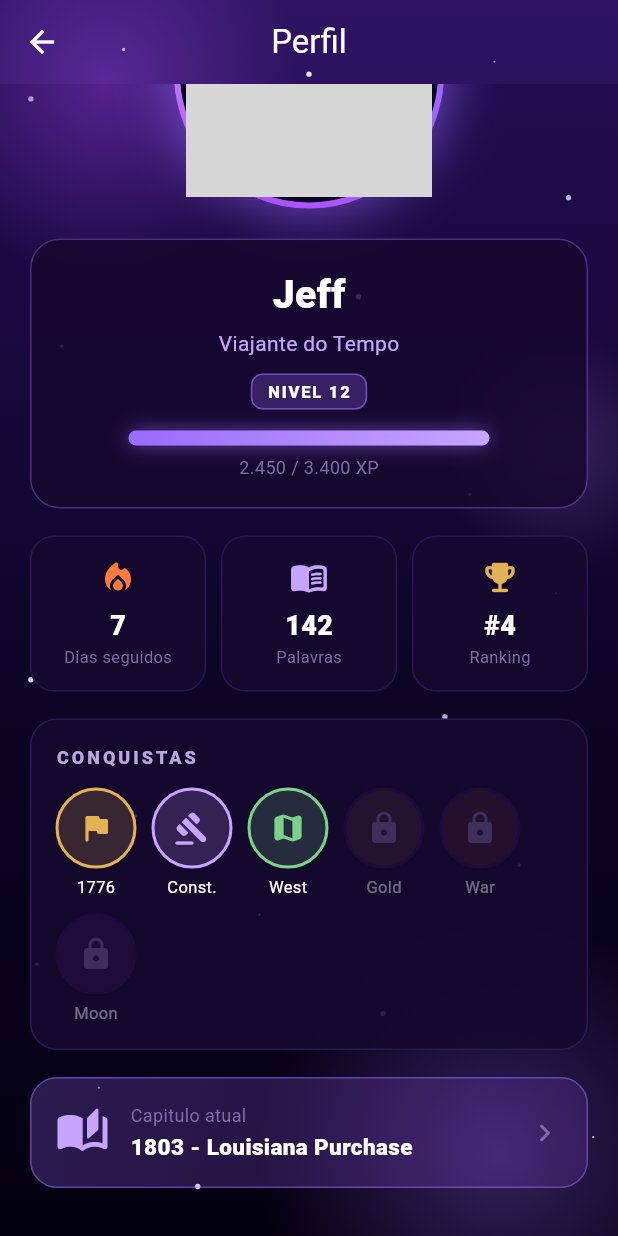
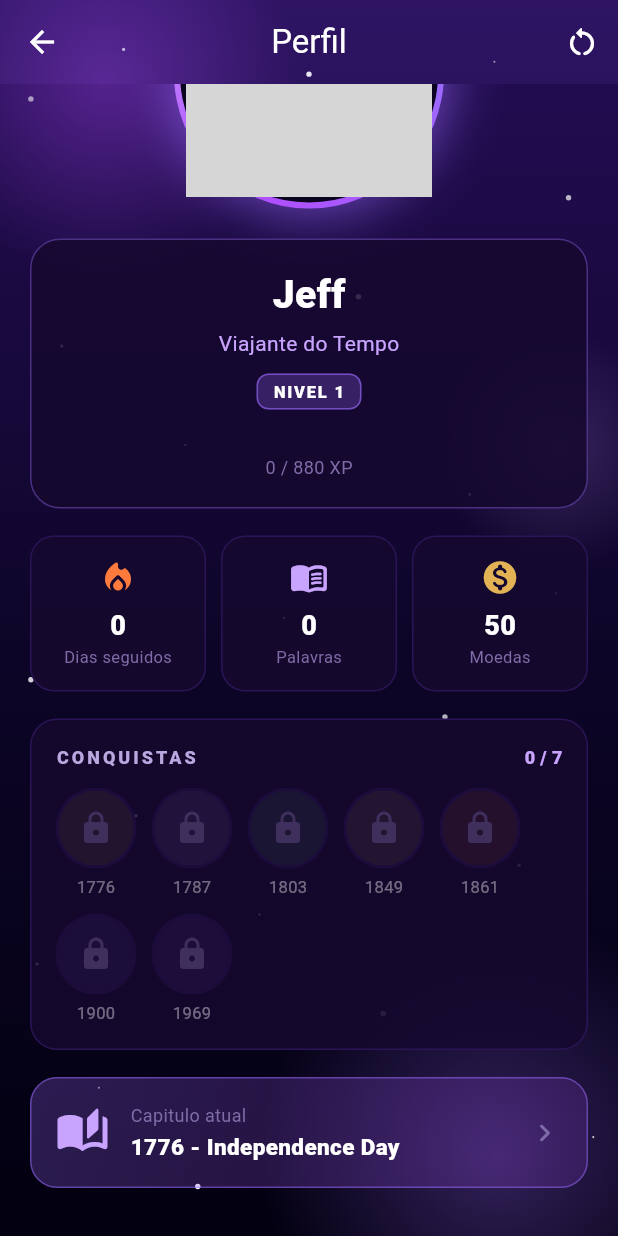
Before and after one commit to VictorMartins086/englishtimetravel, a Flutter app: the ProfileScreen screen opened directly, scrolled down 129 dp, on a phone screen of 412 x 824 dp. Run offline on Flutter 3.47's test engine with Material 3 defaults, Android fonts, the light colour scheme and no system bars; our stand-ins replace shared_preferences; accounts and stored records are empty; grey boxes are pictures that could not be loaded.

Commit message:
feat: Implement player progress persistence and reset functionality

```diff
--- a/lib/main.dart
+++ b/lib/main.dart
@@ -1,11 +1,13 @@
 import 'package:flutter/material.dart';
 import 'package:flutter/services.dart';
 
+import 'models/player_progress.dart';
 import 'theme/app_theme.dart';
 import 'screens/splash_screen.dart';
 
-void main() {
+Future<void> main() async {
   WidgetsFlutterBinding.ensureInitialized();
+  await PlayerProgress.instance.load();
   SystemChrome.setSystemUIOverlayStyle(
     const SystemUiOverlayStyle(
       statusBarColor: Colors.transparent,
--- a/lib/screens/profile_screen.dart
+++ b/lib/screens/profile_screen.dart
@@ -1,11 +1,43 @@
 import 'package:flutter/material.dart';
 
+import '../models/campaign.dart';
+import '../models/player_progress.dart';
 import '../theme/app_theme.dart';
 import '../widgets/common.dart';
 
 /// Profile screen featuring Jeff's character art on a vibrant cosmic backdrop.
 class ProfileScreen extends StatelessWidget {
   const ProfileScreen({super.key});
+
+  Future<void> _confirmReset(BuildContext context) async {
+    final navigator = Navigator.of(context);
+    final confirmed = await showDialog<bool>(
+      context: context,
+      builder: (ctx) => AlertDialog(
+        backgroundColor: AppColors.surface,
+        title: const Text('Resetar progresso?'),
+        content: const Text(
+          'Isso vai apagar XP, moedas, gemas e todas as conquistas. '
+          'A acao nao pode ser desfeita.',
+        ),
+        actions: [
+          TextButton(
+            onPressed: () => Navigator.of(ctx).pop(false),
+            child: const Text('Cancelar'),
+          ),
+          FilledButton(
+            style: FilledButton.styleFrom(backgroundColor: Colors.red),
+            onPressed: () => Navigator.of(ctx).pop(true),
+            child: const Text('Resetar'),
+          ),
+        ],
+      ),
+    );
+    if (confirmed == true) {
+      await PlayerProgress.instance.resetAll();
+      navigator.pop();
+    }
+  }
 
   @override
   Widget build(BuildContext context) {
@@ -15,6 +47,13 @@ class ProfileScreen extends StatelessWidget {
         title: const Text('Perfil'),
         iconTheme: const IconThemeData(color: Colors.white),
         backgroundColor: Colors.transparent,
+        actions: [
+          IconButton(
+            tooltip: 'Resetar progresso',
+            icon: const Icon(Icons.restart_alt_rounded, color: Colors.white),
+            onPressed: () => _confirmReset(context),
+          ),
+        ],
       ),
       body: Stack(
         children: [
@@ -248,12 +287,21 @@ class _IdentityCard extends StatelessWidget {
 
   @override
   Widget build(BuildContext context) {
+    return AnimatedBuilder(
+      animation: PlayerProgress.instance,
+      builder: (_, _) {
+        final p = PlayerProgress.instance;
+        final nextLevelXp = p.level * 280 + 600;
+        final levelXp = (p.level - 1) * 280 + 600;
+        final pct = ((p.xp - levelXp) / (nextLevelXp - levelXp))
+            .clamp(0.0, 1.0);
         return Container(
           padding: const EdgeInsets.all(18),
           decoration: BoxDecoration(
             color: AppColors.surface.withValues(alpha: 0.85),
             borderRadius: BorderRadius.circular(20),
-        border: Border.all(color: AppColors.primary.withValues(alpha: 0.4)),
+            border: Border.all(
+                color: AppColors.primary.withValues(alpha: 0.4)),
           ),
           child: Column(
             children: [
@@ -267,7 +315,7 @@ class _IdentityCard extends StatelessWidget {
                 style: TextStyle(color: AppColors.accent),
               ),
               const SizedBox(height: 10),
-          const GlowPill(text: 'NIVEL 12'),
+              GlowPill(text: 'NIVEL ${p.level}'),
               const SizedBox(height: 14),
               Container(
                 height: 10,
@@ -277,7 +325,7 @@ class _IdentityCard extends StatelessWidget {
                 ),
                 child: FractionallySizedBox(
                   alignment: Alignment.centerLeft,
-              widthFactor: 2450 / 3400,
+                  widthFactor: pct,
                   child: Container(
                     decoration: BoxDecoration(
                       gradient: const LinearGradient(
@@ -295,12 +343,15 @@ class _IdentityCard extends StatelessWidget {
                 ),
               ),
               const SizedBox(height: 6),
-          const Text(
-            '2.450 / 3.400 XP',
-            style: TextStyle(color: AppColors.textMuted, fontSize: 12),
+              Text(
+                '${p.xp} / $nextLevelXp XP',
+                style: const TextStyle(
+                    color: AppColors.textMuted, fontSize: 12),
               ),
             ],
           ),
+        );
+      },
     );
   }
 }
@@ -308,35 +359,41 @@ class _IdentityCard extends StatelessWidget {
 class _StatsRow extends StatelessWidget {
   @override
   Widget build(BuildContext context) {
+    return AnimatedBuilder(
+      animation: PlayerProgress.instance,
+      builder: (_, _) {
+        final p = PlayerProgress.instance;
         return Row(
-      children: const [
+          children: [
             Expanded(
               child: _StatTile(
                 icon: Icons.local_fire_department_rounded,
-            color: Color(0xFFFF7A3D),
-            value: '7',
+                color: const Color(0xFFFF7A3D),
+                value: '${p.streak}',
                 label: 'Dias seguidos',
               ),
             ),
-        SizedBox(width: 10),
+            const SizedBox(width: 10),
             Expanded(
               child: _StatTile(
                 icon: Icons.menu_book_rounded,
                 color: AppColors.accent,
-            value: '142',
+                value: '${p.wordsLearned}',
                 label: 'Palavras',
               ),
             ),
-        SizedBox(width: 10),
+            const SizedBox(width: 10),
             Expanded(
               child: _StatTile(
-            icon: Icons.emoji_events_rounded,
+                icon: Icons.monetization_on_rounded,
                 color: AppColors.gold,
-            value: '#4',
-            label: 'Ranking',
+                value: '${p.coins}',
+                label: 'Moedas',
               ),
             ),
           ],
+        );
+      },
     );
   }
 }
@@ -390,17 +447,12 @@ class _StatTile extends StatelessWidget {
 class _AchievementsCard extends StatelessWidget {
   const _AchievementsCard();
 
-  static const _badges = <_Badge>[
-    _Badge('1776', Icons.flag_rounded, AppColors.gold, true),
-    _Badge('Const.', Icons.gavel_rounded, AppColors.accent, true),
-    _Badge('West', Icons.map_rounded, Color(0xFF7BD389), true),
-    _Badge('Gold', Icons.terrain_rounded, AppColors.gold, false),
-    _Badge('War', Icons.shield_rounded, Color(0xFFFF7A3D), false),
-    _Badge('Moon', Icons.rocket_launch_rounded, AppColors.gem, false),
-  ];
-
   @override
   Widget build(BuildContext context) {
+    return AnimatedBuilder(
+      animation: PlayerProgress.instance,
+      builder: (_, _) {
+        final p = PlayerProgress.instance;
         return Container(
           padding: const EdgeInsets.all(16),
           decoration: BoxDecoration(
@@ -411,6 +463,8 @@ class _AchievementsCard extends StatelessWidget {
           child: Column(
             crossAxisAlignment: CrossAxisAlignment.start,
             children: [
+              Row(
+                children: [
                   const Text(
                     'CONQUISTAS',
                     style: TextStyle(
@@ -420,60 +474,35 @@ class _AchievementsCard extends StatelessWidget {
                       color: AppColors.textSecondary,
                     ),
                   ),
+                  const Spacer(),
+                  Text(
+                    '${p.totalCompleted} / ${Campaign.chapters.length}',
+                    style: const TextStyle(
+                      fontSize: 12,
+                      fontWeight: FontWeight.w800,
+                      color: AppColors.accent,
+                    ),
+                  ),
+                ],
+              ),
               const SizedBox(height: 12),
               Wrap(
                 spacing: 10,
                 runSpacing: 10,
-            children: [for (final b in _badges) _BadgeChip(badge: b)],
+                children: [
+                  for (final c in Campaign.chapters)
+                    _BadgeChip(
+                      label: c.year,
+                      icon: c.icon,
+                      color: c.color,
+                      earned: p.isCompleted(c),
+                    ),
+                ],
               ),
             ],
           ),
         );
-  }
-}
-
-class _Badge {
-  const _Badge(this.label, this.icon, this.color, this.earned);
-  final String label;
-  final IconData icon;
-  final Color color;
-  final bool earned;
-}
-
-class _BadgeChip extends StatelessWidget {
-  const _BadgeChip({required this.badge});
-  final _Badge badge;
-
-  @override
-  Widget build(BuildContext context) {
-    return Opacity(
-      opacity: badge.earned ? 1 : 0.4,
-      child: Column(
-        children: [
-          Container(
-            width: 54,
-            height: 54,
-            decoration: BoxDecoration(
-              shape: BoxShape.circle,
-              color: badge.color.withValues(alpha: 0.18),
-              border: Border.all(
-                color: badge.earned ? badge.color : AppColors.border,
-                width: 2,
-              ),
-            ),
-            alignment: Alignment.center,
-            child: Icon(
-              badge.earned ? badge.icon : Icons.lock_rounded,
-              color: badge.earned ? badge.color : AppColors.textMuted,
-            ),
-          ),
-          const SizedBox(height: 4),
-          Text(
-            badge.label,
-            style: const TextStyle(fontSize: 11),
-          ),
-        ],
-      ),
+      },
     );
   }
 }
@@ -483,6 +512,10 @@ class _StoryProgressCard extends StatelessWidget {
 
   @override
   Widget build(BuildContext context) {
+    return AnimatedBuilder(
+      animation: PlayerProgress.instance,
+      builder: (_, _) {
+        final c = PlayerProgress.instance.currentChapter;
         return Container(
           padding: const EdgeInsets.all(16),
           decoration: BoxDecoration(
@@ -493,28 +526,29 @@ class _StoryProgressCard extends StatelessWidget {
                 AppColors.gem.withValues(alpha: 0.15),
               ],
             ),
-        border: Border.all(color: AppColors.primary.withValues(alpha: 0.5)),
+            border: Border.all(
+                color: AppColors.primary.withValues(alpha: 0.5)),
           ),
           child: Row(
             children: [
               const Icon(Icons.auto_stories_rounded,
                   color: AppColors.accent, size: 36),
               const SizedBox(width: 14),
-          const Expanded(
+              Expanded(
                 child: Column(
                   crossAxisAlignment: CrossAxisAlignment.start,
                   children: [
-                Text(
+                    const Text(
                       'Capitulo atual',
                       style: TextStyle(
                         color: AppColors.textMuted,
                         fontSize: 12,
                       ),
                     ),
-                SizedBox(height: 2),
+                    const SizedBox(height: 2),
                     Text(
-                  '1803 - Louisiana Purchase',
-                  style: TextStyle(
+                      '${c.year} - ${c.title}',
+                      style: const TextStyle(
                         fontSize: 15,
                         fontWeight: FontWeight.w800,
                       ),
@@ -522,7 +556,58 @@ class _StoryProgressCard extends StatelessWidget {
                   ],
                 ),
               ),
-          Icon(Icons.chevron_right_rounded, color: AppColors.textMuted),
+              const Icon(Icons.chevron_right_rounded,
+                  color: AppColors.textMuted),
+            ],
+          ),
+        );
+      },
+    );
+  }
+}
+
+
+class _BadgeChip extends StatelessWidget {
+  const _BadgeChip({
+    required this.label,
+    required this.icon,
+    required this.color,
+    required this.earned,
+  });
+
+  final String label;
+  final IconData icon;
+  final Color color;
+  final bool earned;
+
+  @override
+  Widget build(BuildContext context) {
+    return Opacity(
+      opacity: earned ? 1 : 0.4,
+      child: Column(
+        children: [
+          Container(
+            width: 54,
+            height: 54,
+            decoration: BoxDecoration(
+              shape: BoxShape.circle,
+              color: color.withValues(alpha: 0.18),
+              border: Border.all(
+                color: earned ? color : AppColors.border,
+                width: 2,
+              ),
+            ),
+            alignment: Alignment.center,
+            child: Icon(
+              earned ? icon : Icons.lock_rounded,
+              color: earned ? color : AppColors.textMuted,
+            ),
+          ),
+          const SizedBox(height: 4),
+          Text(
+            label,
+            style: const TextStyle(fontSize: 11),
+          ),
         ],
       ),
     );
--- a/pubspec.yaml
+++ b/pubspec.yaml
@@ -10,6 +10,7 @@ dependencies:
   flutter:
     sdk: flutter
   cupertino_icons: ^1.0.8
+  shared_preferences: ^2.5.5
 
 dev_dependencies:
   flutter_test:
```
Also changed, not shown: lib/models/player_progress.dart (+110 -39 lines), pubspec.lock, 1 other file. Lines whose indentation alone changed are shown as unchanged.
